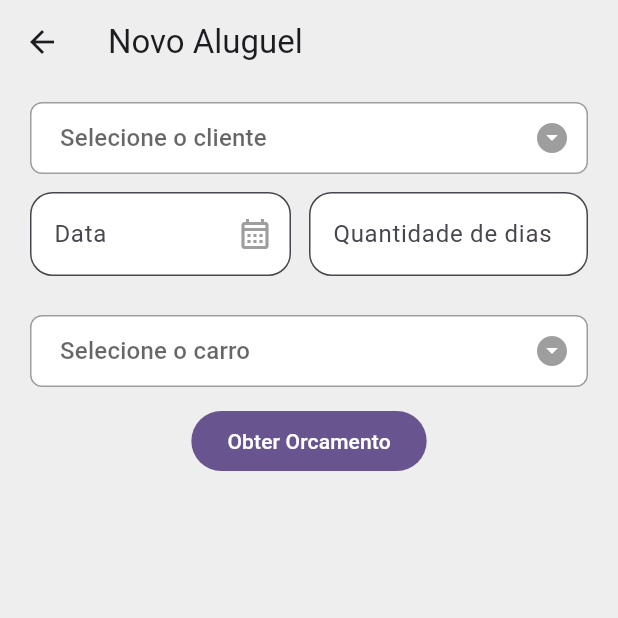
After one commit to leosouzajr/rentcarapp_prof, a Flutter app: the TelaAlugar screen opened directly, on a phone screen of 412 x 824 dp, the top half of it. The commit adds this screen. Run offline on Flutter 3.47's test engine with Material 3 defaults, Android fonts, the phone set to English and light mode, and no system bars; statements that could not run were skipped.

Commit message:
alteracoes antes da aula do dia 7-novembro(adicionado widget bottombar, inserido home, editar  usuario e alugar

```diff
--- /dev/null
+++ b/lib/views/TelaAlugar.dart
@@ -0,0 +1,115 @@
+import 'package:flutter/cupertino.dart';
+import 'package:flutter/material.dart';
+import 'package:flutter/widgets.dart';
+
+import '../widgets/BuildTextFieldCustom.dart';
+import '../widgets/CustomDropDownMenu.dart';
+
+class TelaAlugar extends StatefulWidget {
+  const TelaAlugar({super.key});
+
+  @override
+  State<TelaAlugar> createState() => _TelaAlugarState();
+}
+
+class _TelaAlugarState extends State<TelaAlugar> {
+  String? opcaoSelecionadaCliente;
+  String? opcaoSelecionadaCarro;
+  final List<String> opcoesMenuCliente = [
+    'Selecione o cliente',
+    'Opção 1',
+    'Opção 2',
+    'Opção 3',
+    'Opção 4'
+  ];
+  final List<String> opcoesMenuCarro = [
+    'Selecione o carro',
+    'Onix 2024',
+    'Fiat mobi 2022',
+    'Ford fiesta 2023',
+  ];
+  String dicaDataAluguel = "Data";
+
+  TextEditingController controladorData = TextEditingController();
+  TextEditingController controladorDias = TextEditingController();
+
+  String dicaQtdDiasAluguel = "Quantidade de dias ";
+
+  @override
+  Widget build(BuildContext context) {
+    return Scaffold(
+        backgroundColor: Colors.grey[200],
+        appBar: AppBar(
+          backgroundColor: Colors.transparent,
+          title: Text("Novo Aluguel"),
+        ),
+        body: Padding(
+          padding: const EdgeInsets.symmetric(vertical: 8.0, horizontal: 20),
+          child: Column(
+            children: [
+              Row(
+                children: [
+                  Expanded(
+                      child: CustomDropDownMenu(
+                    opcaoSelecionada: opcaoSelecionadaCliente,
+                    hintText: "Selecione o cliente",
+                    tipo: "cliente",
+                    onChanged: (value) {
+                      setState(() {
+                        opcaoSelecionadaCliente = value;
+                      });
+                    },
+                  )),
+                ],
+              ),
+              Row(
+                children: [
+                  Expanded(
+                    flex: 1,
+                    child: Padding(
+                      padding: const EdgeInsets.only(
+                          top: 8.0, right: 12.0, bottom: 8),
+                      child: BuildTextFieldCustom(
+                        semIcone: false,
+                        isPesquisa: false,
+                        controlador: controladorData,
+                        dica: dicaDataAluguel,
+                        iconeFinal: Icons.calendar_month_outlined,
+                      ),
+                    ),
+                  ),
+                  Expanded(
+                    flex: 1,
+                    child: BuildTextFieldCustom(
+                      semIcone: true,
+                      isPesquisa: false,
+                      controlador: controladorDias,
+                      dica: dicaQtdDiasAluguel,
+                    ),
+                  ),
+                ],
+              ),
+              Row(
+                children: [
+                  Expanded(
+                      child: CustomDropDownMenu(
+                    opcaoSelecionada: opcaoSelecionadaCarro,
+                    hintText: "Selecione o carro",
+                    tipo: "carro",
+                    onChanged: (value) {
+                      setState(() {
+                        opcaoSelecionadaCarro = value;
+                      });
+                    },
+                  )),
+                ],
+              ),
+              SizedBox(
+                height: 8,
+              ),
+              FilledButton(onPressed: () {}, child: Text("Obter Orcamento")),
+            ],
+          ),
+        ));
+  }
+}
--- a/lib/views/TelaEdicaoUsuario.dart
+++ b/lib/views/TelaEdicaoUsuario.dart
@@ -1,7 +1,7 @@
 import 'package:flutter/cupertino.dart';
 import 'package:flutter/material.dart';
 import 'package:flutter/widgets.dart';
-import 'package:rentcarapp_prof/testes/views/TelaHome.dart';
+//import 'package:rentcarapp_prof/testes/views/TelaHome.dart';
 import 'package:rentcarapp_prof/testes/widgets/BuildTextFieldCustom.dart';
 
 class TelaEdicaoUsuario extends StatefulWidget {
--- a/pubspec.yaml
+++ b/pubspec.yaml
@@ -36,6 +36,7 @@ dependencies:
   # Use with the CupertinoIcons class for iOS style icons.
   cupertino_icons: ^1.0.8
   intl: ^0.19.0
+  shared_preferences: ^2.2.3
 
 dev_dependencies:
   flutter_test:
```
Also changed, not shown: lib/widgets/BottonBarCustom.dart (added, +31 -0 lines), pubspec.lock, 10 other files.
